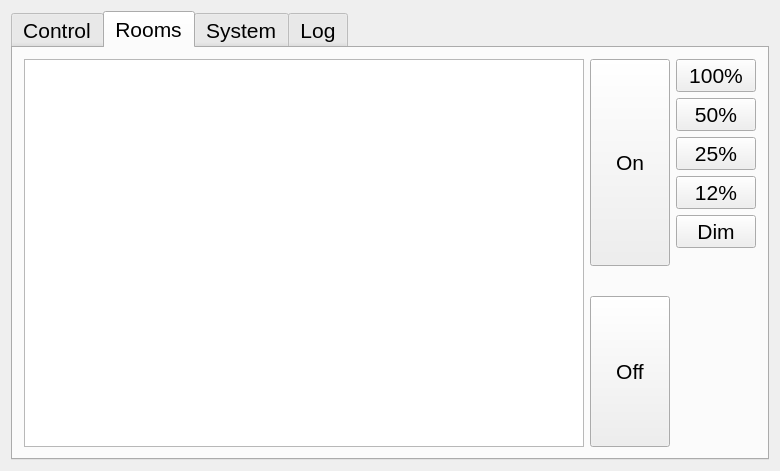
Before: the Qt Designer form widget.ui in paulkappler/HomeGUI, drawn with Qt 5.
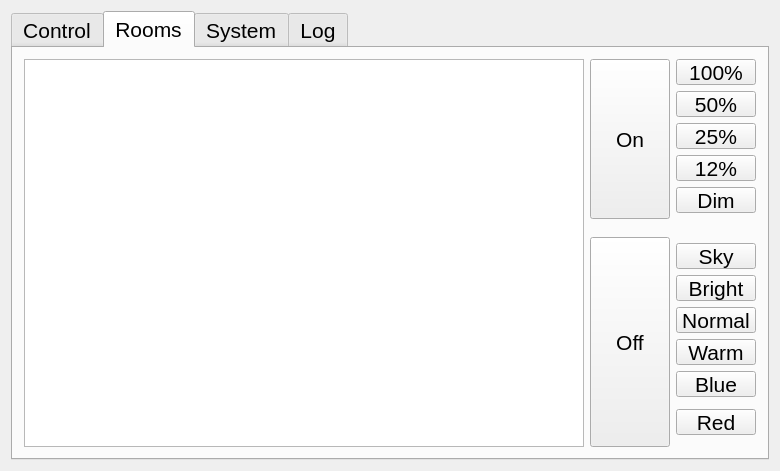
After: the same form once the commit is applied.

Commit message: fix button names 1

```diff
--- a/widget.ui
+++ b/widget.ui
@@ -246,7 +246,28 @@
        <string>Rooms</string>
       </attribute>
       <layout class="QGridLayout" name="gridLayout_5">
-       <item row="1" column="0" rowspan="13">
+       <item row="12" column="2">
+        <widget class="QPushButton" name="roomNormalButton">
+         <property name="text">
+          <string>Normal</string>
+         </property>
+        </widget>
+       </item>
+       <item row="10" column="2">
+        <widget class="QPushButton" name="roomSkyButton">
+         <property name="text">
+          <string>Sky</string>
+         </property>
+        </widget>
+       </item>
+       <item row="11" column="2">
+        <widget class="QPushButton" name="roomBrightButton">
+         <property name="text">
+          <string>Bright</string>
+         </property>
+        </widget>
+       </item>
+       <item row="1" column="0" rowspan="18">
         <widget class="QListWidget" name="listWidgetRoom">
          <property name="font">
           <font>
@@ -255,10 +276,16 @@
          </property>
         </widget>
        </item>
-       <item row="1" column="2">
-        <widget class="QPushButton" name="room100Button">
+       <item row="1" column="1" rowspan="6">
+        <widget class="QPushButton" name="roomOnButton">
+         <property name="sizePolicy">
+          <sizepolicy hsizetype="Minimum" vsizetype="Expanding">
+           <horstretch>0</horstretch>
+           <verstretch>0</verstretch>
+          </sizepolicy>
+         </property>
          <property name="text">
-          <string>100%</string>
+          <string>On</string>
          </property>
         </widget>
        </item>
@@ -269,10 +296,10 @@
          </property>
         </widget>
        </item>
-       <item row="3" column="2">
-        <widget class="QPushButton" name="room25Button">
+       <item row="5" column="2">
+        <widget class="QPushButton" name="roomDimButton">
          <property name="text">
-          <string>25%</string>
+          <string>Dim</string>
          </property>
         </widget>
        </item>
@@ -283,7 +310,21 @@
          </property>
         </widget>
        </item>
-       <item row="13" column="1">
+       <item row="14" column="2">
+        <widget class="QPushButton" name="roomBlueButton">
+         <property name="text">
+          <string>Blue</string>
+         </property>
+        </widget>
+       </item>
+       <item row="1" column="2">
+        <widget class="QPushButton" name="room100Button">
+         <property name="text">
+          <string>100%</string>
+         </property>
+        </widget>
+       </item>
+       <item row="9" column="1" rowspan="10">
         <widget class="QPushButton" name="roomOffButton">
          <property name="sizePolicy">
           <sizepolicy hsizetype="Minimum" vsizetype="Expanding">
@@ -296,23 +337,24 @@
          </property>
         </widget>
        </item>
-       <item row="1" column="1" rowspan="8">
-        <widget class="QPushButton" name="roomOnButton">
-         <property name="sizePolicy">
-          <sizepolicy hsizetype="Minimum" vsizetype="Expanding">
-           <horstretch>0</horstretch>
-           <verstretch>0</verstretch>
-          </sizepolicy>
+       <item row="16" column="2">
+        <widget class="QPushButton" name="roomRedButton">
+         <property name="text">
+          <string>Red</string>
          </property>
+        </widget>
+       </item>
+       <item row="3" column="2">
+        <widget class="QPushButton" name="room25Button">
          <property name="text">
-          <string>On</string>
+          <string>25%</string>
          </property>
         </widget>
        </item>
-       <item row="5" column="2">
-        <widget class="QPushButton" name="roomDimButton">
+       <item row="13" column="2">
+        <widget class="QPushButton" name="roomWarm">
          <property name="text">
-          <string>Dim</string>
+          <string>Warm</string>
          </property>
         </widget>
        </item>
```
The commit also changes 1 other file.
